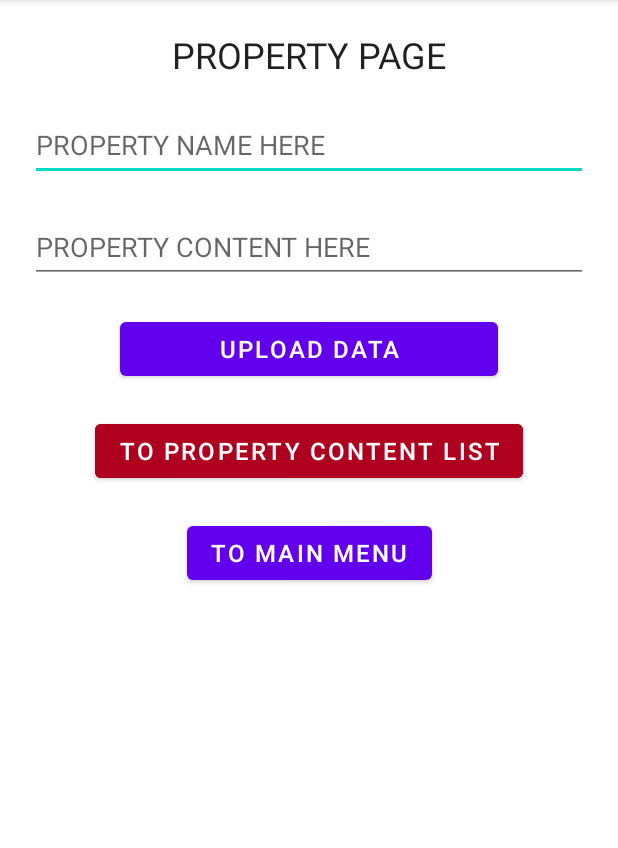
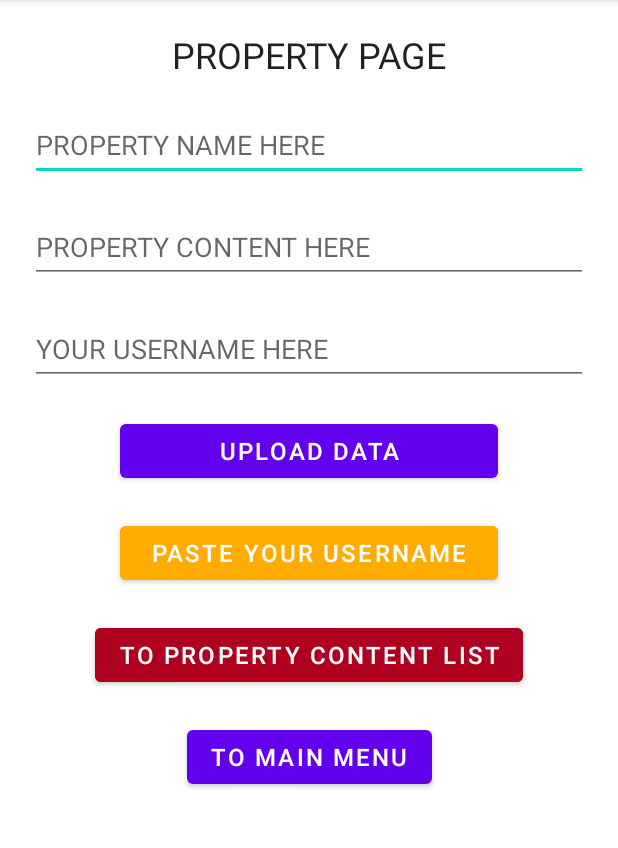
Before and after one commit to BobLynn/FinLis-2.0-App, an Android app: the AddPropertyActivity screen opened directly, with no data from a screen before it, after a tap on "UPLOAD DATA", on a phone screen of 412 x 824 dp, the part 84-932 px from its top. Run offline under Robolectric (Android 15) with nearby library versions, the phone set to English and light mode, and no system bars.

Commit message:
搞定惹RRRRRR!

```diff
--- a/app/build.gradle
+++ b/app/build.gradle
@@ -34,6 +34,7 @@ dependencies {
     implementation 'com.google.android.material:material:1.7.0'
     implementation 'androidx.constraintlayout:constraintlayout:2.1.4'
     implementation 'androidx.camera:camera-core:1.1.0'
+
     testImplementation 'junit:junit:4.13.2'
     androidTestImplementation 'androidx.test.ext:junit:1.1.4'
     androidTestImplementation 'androidx.test.espresso:espresso-core:3.5.0'
@@ -62,6 +63,9 @@ dependencies {
     implementation platform('com.google.firebase:firebase-bom:31.1.0')
     implementation 'com.google.firebase:firebase-analytics'
 
+    //Cloud Firestore
+    implementation 'com.google.firebase:firebase-firestore:24.4.1'
+
 //    // This library is used for crop image feature
 //    api 'com.theartofdev.edmodo:android-image-cropper:'
 //
--- a/app/src/main/java/com/example/finlis_20_app/AddPropertyActivity.java
+++ b/app/src/main/java/com/example/finlis_20_app/AddPropertyActivity.java
@@ -14,9 +14,9 @@ import android.widget.Toast;
 
 public class AddPropertyActivity extends AppCompatActivity implements View.OnClickListener{
 
-    TextView propertyName, propertyContent;
-
+    TextView propertyName, propertyContent, propertyUserName;
     Button uploadDataButton;
+    Button pasteUserName;
     Button toPropertyContentListButton;
     Button toMainMenuButton;
 
@@ -25,17 +25,23 @@ public class AddPropertyActivity extends AppCompatActivity implements View.OnCli
         super.onCreate(savedInstanceState);
         setContentView(R.layout.activity_property_add);
 
-        propertyName = (TextView)findViewById(R.id.propertyName);
-        propertyContent = (TextView)findViewById(R.id.propertyContent);
+        propertyName = findViewById(R.id.propertyName);
+        propertyContent = findViewById(R.id.propertyContent);
+        propertyUserName = findViewById(R.id.propertyUserName);
 
-        uploadDataButton = (Button)findViewById(R.id.uploadDataButton);
+        uploadDataButton = findViewById(R.id.uploadDataButton);
         uploadDataButton.setOnClickListener(this);
 
-        toPropertyContentListButton  = (Button)findViewById(R.id.toPropertyContentListButton);
+        pasteUserName = findViewById(R.id.pasteUserName);
+        pasteUserName.setOnClickListener(this);
+
+        toPropertyContentListButton  = findViewById(R.id.toPropertyContentListButton);
         toPropertyContentListButton.setOnClickListener(this);
 
-        toMainMenuButton = (Button)findViewById(R.id.toMainMenuButton);
+        toMainMenuButton = findViewById(R.id.toMainMenuButton);
         toMainMenuButton.setOnClickListener(this);
+
+
     }
 
     @Override
@@ -43,6 +49,12 @@ public class AddPropertyActivity extends AppCompatActivity implements View.OnCli
         switch (v.getId()){
             case R.id.uploadDataButton:
                 saveProperty();
+
+                break;
+
+            case R.id.pasteUserName:
+                String userid = getSharedPreferences("userdata", MODE_PRIVATE).getString("USER","");
+                propertyUserName.setText(userid);
                 break;
 
             case R.id.toPropertyContentListButton:
@@ -60,17 +72,22 @@ public class AddPropertyActivity extends AppCompatActivity implements View.OnCli
         SQLiteDatabase sqLiteDatabase = new DatabaseHelperProperty(this).getWritableDatabase();
         ContentValues values = new ContentValues();
 
-        String i1 = propertyName.getText().toString().trim();
-        String i2 = propertyContent.getText().toString().trim();
+        String k1 = propertyName.getText().toString().trim();
+        String k2 = propertyContent.getText().toString().trim();
+        String k3 = propertyUserName.getText().toString().trim();
 
-        if(TextUtils.isEmpty(i1) || TextUtils.isEmpty(i2)) {
+        if(TextUtils.isEmpty(k1) || TextUtils.isEmpty(k2) || TextUtils.isEmpty(k3)) {
             Toast.makeText(this,"Fill the blanks!!", Toast.LENGTH_SHORT).show();
-        }else if (!TextUtils.isEmpty(i1) && !TextUtils.isEmpty(i2)){
+
+        }
+        else if (!TextUtils.isEmpty(k1) && !TextUtils.isEmpty(k2) && !TextUtils.isEmpty(k3)){
             values.put(DatabaseHelperProperty.PROPERTY_NAME, propertyName.getText().toString());
             values.put(DatabaseHelperProperty.PROPERTY_CONTENT, propertyContent.getText().toString());
+            values.put(DatabaseHelperProperty.PROPERTY_USERNAME, propertyUserName.getText().toString());
             sqLiteDatabase.insert(DatabaseHelperProperty.PROPERTY_TABLE.toString(), null, values);
             sqLiteDatabase.close();
             Toast.makeText(this, "Property Content Successfully Added! ", Toast.LENGTH_SHORT).show();
+            startActivity(new Intent(this, MainPropertyActivity.class));
         }
 
 
--- a/app/src/main/java/com/example/finlis_20_app/DatabaseHelperProperty.java
+++ b/app/src/main/java/com/example/finlis_20_app/DatabaseHelperProperty.java
@@ -7,11 +7,12 @@ import android.database.sqlite.SQLiteOpenHelper;
 public class DatabaseHelperProperty extends SQLiteOpenHelper {
 
     static final String DatabaseName = "FinLisPropertyDatabase";
-    static final int DatabaseVersion = 3;
+    static final int DatabaseVersion = 4;
     static final String PROPERTY_TABLE = "property";
     static final String PROPERTY_ID = "id";
     static final String PROPERTY_NAME = "name";
     static final String PROPERTY_CONTENT = "content";
+    static final String PROPERTY_USERNAME = "username_property";
 
     public DatabaseHelperProperty(Context context) {
         super(context, DatabaseName, null, DatabaseVersion);
@@ -24,7 +25,7 @@ public class DatabaseHelperProperty extends SQLiteOpenHelper {
         String sql = "create table " + PROPERTY_TABLE + " ( "
                 + PROPERTY_ID + " integer primary key autoincrement, "
                 + PROPERTY_NAME + " text, "
-                + PROPERTY_CONTENT + " text )";
+                + PROPERTY_CONTENT + " text, " + PROPERTY_USERNAME + " text )";
         propertyDatabase.execSQL(sql);
     }
 
--- a/app/src/main/java/com/example/finlis_20_app/MainActivity.java
+++ b/app/src/main/java/com/example/finlis_20_app/MainActivity.java
@@ -3,6 +3,7 @@ package com.example.finlis_20_app;
 import androidx.appcompat.app.AppCompatActivity;
 
 import android.content.Intent;
+import android.content.SharedPreferences;
 import android.os.Bundle;
 import android.view.View;
 import android.widget.Button;
@@ -52,6 +53,8 @@ public class MainActivity extends AppCompatActivity implements View.OnClickListe
                 break;
 
             case R.id.logoutBotton:
+//                SharedPreferences pref = getSharedPreferences("userdata", 0);
+//                pref.edit().remove("userdata").commit();
                 startActivity(new Intent(this, LoginAccountActivity.class));
                 Toast.makeText(MainActivity.this, "Logout Successful!", Toast.LENGTH_SHORT).show();
                 break;
--- a/app/src/main/java/com/example/finlis_20_app/ModifyAccountActivity.java
+++ b/app/src/main/java/com/example/finlis_20_app/ModifyAccountActivity.java
@@ -23,9 +23,11 @@ public class ModifyAccountActivity extends AppCompatActivity {
         Intent intent = getIntent();
         Bundle bundle = intent.getExtras();
 
+        modifyUsername = findViewById(R.id.modifyUsername);
+        modifyPassword = findViewById(R.id.modifyPassword);
+
         id = bundle.getString("id", "0");
-        modifyUsername = (EditText) findViewById(R.id.modifyUsername);
-        modifyPassword = (EditText) findViewById(R.id.modifyPassword);
+
         modifyUsername.setText(bundle.getString("username"));
         modifyPassword.setText(bundle.getString("password"));
     }
--- a/app/src/main/res/layout/activity_login.xml
+++ b/app/src/main/res/layout/activity_login.xml
@@ -46,7 +46,7 @@
         android:layout_marginTop="20dp"
         android:layout_marginEnd="20dp"
         android:ems="10"
-        android:hint="PASSWORD HERE (SHHH... )"
+        android:hint="PASSWORD HERE (DON'T TELL ANYONE )"
         android:inputType="textPassword"
         android:minHeight="48dp"
         app:layout_constraintEnd_toEndOf="parent"
--- a/app/src/main/res/layout/activity_property_add.xml
+++ b/app/src/main/res/layout/activity_property_add.xml
@@ -55,6 +55,23 @@
         app:layout_constraintStart_toStartOf="parent"
         app:layout_constraintTop_toBottomOf="@+id/propertyName" />
 
+    <EditText
+        android:id="@+id/propertyUserName"
+        android:layout_width="match_parent"
+        android:layout_height="wrap_content"
+        android:layout_marginStart="20dp"
+        android:layout_marginTop="20dp"
+        android:layout_marginEnd="20dp"
+        android:ems="10"
+        android:hint="YOUR USERNAME HERE"
+        android:inputType="text"
+        android:minHeight="48dp"
+        android:singleLine="false"
+        android:textAlignment="textStart"
+        app:layout_constraintEnd_toEndOf="parent"
+        app:layout_constraintStart_toStartOf="parent"
+        app:layout_constraintTop_toBottomOf="@+id/propertyContent" />
+
     <Button
         android:id="@+id/uploadDataButton"
         android:layout_width="match_parent"
@@ -66,7 +83,21 @@
         android:textSize="16sp"
         app:layout_constraintEnd_toEndOf="parent"
         app:layout_constraintStart_toStartOf="parent"
-        app:layout_constraintTop_toBottomOf="@+id/propertyContent" />
+        app:layout_constraintTop_toBottomOf="@+id/propertyUserName" />
+
+    <Button
+        android:id="@+id/pasteUserName"
+        android:layout_width="match_parent"
+        android:layout_height="wrap_content"
+        android:layout_marginStart="80dp"
+        android:layout_marginTop="20dp"
+        android:layout_marginEnd="80dp"
+        android:backgroundTint="#FFAB00"
+        android:text="paste your username"
+        android:textSize="16sp"
+        app:layout_constraintEnd_toEndOf="parent"
+        app:layout_constraintStart_toStartOf="parent"
+        app:layout_constraintTop_toBottomOf="@+id/uploadDataButton" />
 
     <Button
         android:id="@+id/toMainMenuButton"
@@ -89,7 +120,7 @@
         android:backgroundTint="@color/design_default_color_error"
         app:layout_constraintEnd_toEndOf="parent"
         app:layout_constraintStart_toStartOf="parent"
-        app:layout_constraintTop_toBottomOf="@+id/uploadDataButton" />
+        app:layout_constraintTop_toBottomOf="@+id/pasteUserName" />
 
 
 </androidx.constraintlayout.widget.ConstraintLayout>
```
Also changed, not shown: app/src/main/java/com/example/finlis_20_app/LoginAccountActivity.java (+8 -0 lines), app/src/main/java/com/example/finlis_20_app/MLKitOCRActivity.java (+30 -12 lines), app/src/main/java/com/example/finlis_20_app/MainPropertyActivity.java (+7 -3 lines), app/src/main/java/com/example/finlis_20_app/ModifyPropertyActivity.java (+12 -6 lines), app/src/main/res/layout/activity_property_modify.xml (+28 -1 lines).
